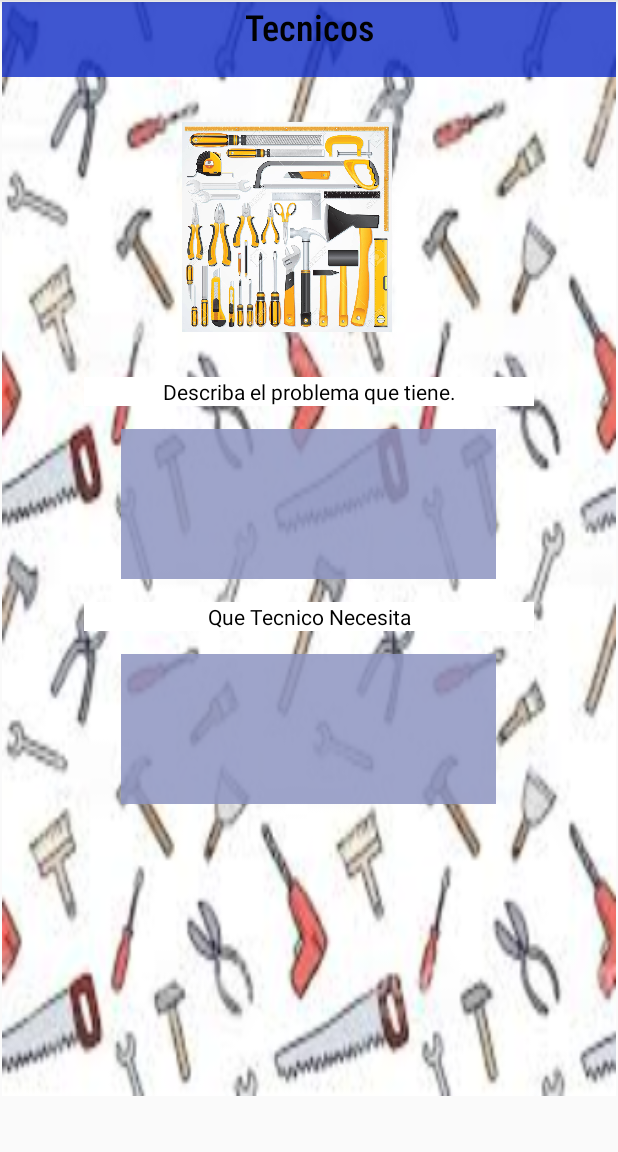
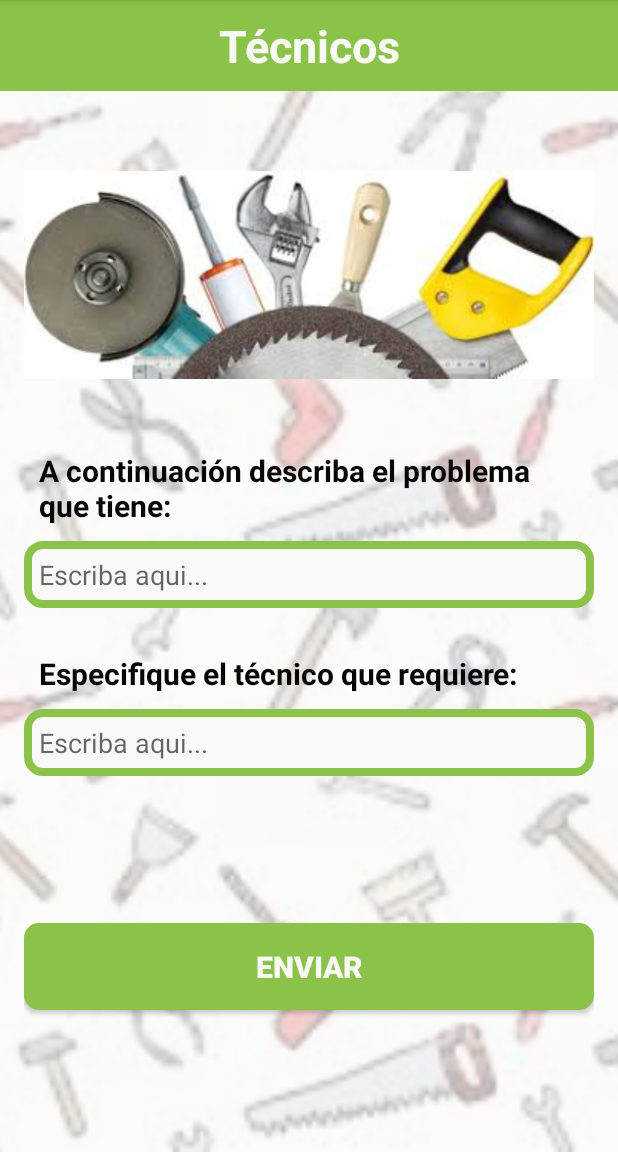
Before and after one commit to NicoDupleich2704/Proyecto1, an Android app: the TecnicosActivity screen opened directly, with no data from a screen before it, on a phone screen of 412 x 824 dp, the part 84-1236 px from its top. Run offline under Robolectric (Android 15) with nearby library versions, the phone set to English and light mode, and no system bars.

Commit message:
Tecnicos layout

```diff
--- a/app/src/main/res/layout/activity_acivity_doctores.xml
+++ b/app/src/main/res/layout/activity_acivity_doctores.xml
@@ -49,7 +49,7 @@
             <EditText
                 android:layout_width="match_parent"
                 android:layout_height="150dp"
-                android:hint="@string/DescrippcionSintomas"
+                android:hint="@string/Escribir_aqui"
                 android:inputType="text"
                 android:layout_marginBottom="20dp"
                 android:gravity="start"
--- a/app/src/main/res/layout/activity_tecnicos.xml
+++ b/app/src/main/res/layout/activity_tecnicos.xml
@@ -1,85 +1,122 @@
 <?xml version="1.0" encoding="utf-8"?>
-<androidx.constraintlayout.widget.ConstraintLayout xmlns:android="http://schemas.android.com/apk/res/android"
-    xmlns:app="http://schemas.android.com/apk/res-auto"
-    xmlns:tools="http://schemas.android.com/tools"
+<FrameLayout xmlns:android="http://schemas.android.com/apk/res/android"
     android:layout_width="match_parent"
-    android:layout_height="match_parent"
-    tools:context=".TecnicosActivity">
+    android:layout_height="match_parent">
+
+    <ImageView
+        android:layout_width="match_parent"
+        android:layout_height="match_parent"
+        android:src="@drawable/fondo_tecnico"
+        android:scaleType="centerCrop"/>
 
     <LinearLayout
-        android:layout_width="409dp"
-        android:layout_height="729dp"
-        android:layout_marginEnd="1dp"
-        android:layout_marginStart="1dp"
-        android:layout_marginTop="1dp"
-        android:background="@drawable/fondo_tecnico"
         android:orientation="vertical"
-        app:layout_constraintEnd_toEndOf="parent"
-        app:layout_constraintStart_toStartOf="parent"
-        app:layout_constraintTop_toTopOf="parent">
+        android:layout_width="match_parent"
+        android:layout_height="match_parent"
+        android:background="@color/colorSemiTransluscentFondo">
+
+        <TextView
+            android:layout_width="match_parent"
+            android:layout_height="wrap_content"
+            android:text="@string/TextoTecnicos"
+            android:textSize="@dimen/tamanio_letra_titulo"
+            android:background="@color/accentServicios"
+            android:textColor="@color/colorBlanco"
+            android:textStyle="bold"
+            android:gravity="center"
+            android:padding="@dimen/padding_titulo"/>
 
 
-        <TextView
-            android:id="@+id/txt_tecnicos"
+
+        <LinearLayout
             android:layout_width="match_parent"
-            android:layout_height="50dp"
-            android:background="#D01430C6"
-            android:fontFamily="sans-serif-condensed-medium"
-            android:text="@string/TextoTecnicos"
-            android:textAlignment="center"
-            android:textColor="#000000"
-            android:textSize="24sp" />
+            android:layout_height="match_parent"
+            android:orientation="vertical"
+            android:gravity="start"
+            android:padding="16dp">
 
-        <ImageView
-            android:id="@+id/imageView"
-            android:layout_width="380dp"
-            android:layout_height="200dp"
-            android:contentDescription="@string/DescripcionLogoTecnicos"
-            android:padding="30dp"
-            app:srcCompat="@drawable/herramientas" />
+            <ImageView
+                android:layout_width="match_parent"
+                android:layout_height="wrap_content"
+                android:src="@drawable/herr"
+                android:layout_gravity="center_horizontal"
+                android:layout_weight="1"/>
+
+            <LinearLayout
+                android:layout_width="match_parent"
+                android:layout_height="wrap_content"
+                android:orientation="vertical"
+                android:layout_weight="1"
+                android:gravity="center_horizontal">
+
+                <TextView
+                    android:layout_width="match_parent"
+                    android:layout_height="wrap_content"
+                    android:text="@string/TextoProblema"
+                    android:textColor="@color/colorNegro"
+                    android:textSize="20sp"
+                    android:textStyle="bold"
+                    android:gravity="start"
+                    android:layout_margin="10dp"/>
+
+                <EditText
+                    android:layout_width="match_parent"
+                    android:layout_height="wrap_content"
+                    android:hint="@string/Escribir_aqui"
+                    android:inputType="text"
+                    android:layout_marginBottom="20dp"
+                    android:gravity="start"
+                    android:background="@drawable/background_sintomas"
+                    android:padding="10dp"/>
 
 
-        <TextView
-            android:id="@+id/txt_ProblemaTec"
-            android:layout_width="300dp"
-            android:layout_height="wrap_content"
-            android:layout_gravity="center"
-            android:background="#FFFFFF"
-            android:text="@string/TextoProblema"
-            android:textAlignment="center"
-            android:textColor="#000000"
-            android:textSize="14sp"
-            app:drawableTint="#000000" />
 
-        <TextView
-            android:id="@+id/in_QueProblemTecnico"
-            android:layout_width="250dp"
-            android:layout_height="100dp"
-            android:layout_gravity="center"
-            android:layout_margin="15dp"
-            android:background="#DA8E95C1"
-            android:text="@string/InTecnicos" />
+                <TextView
+                    android:layout_width="match_parent"
+                    android:layout_height="wrap_content"
+                    android:text="@string/txt_queTecnico"
+                    android:textColor="@color/colorNegro"
+                    android:textSize="20sp"
+                    android:textStyle="bold"
+                    android:gravity="start"
+                    android:layout_margin="10dp"/>
 
-        <TextView
-            android:id="@+id/txt_CualTecnico"
-            android:layout_width="300dp"
-            android:layout_height="wrap_content"
-            android:layout_gravity="center"
-            android:background="#FFFFFF"
-            android:text="@string/txt_queTecnico"
-            android:textAlignment="center"
-            android:textColor="#000000"
-            android:textSize="14sp" />
+                <EditText
+                    android:layout_width="match_parent"
+                    android:layout_height="wrap_content"
+                    android:hint="@string/Escribir_aqui"
+                    android:inputType="text"
+                    android:layout_marginBottom="20dp"
+                    android:gravity="start"
+                    android:background="@drawable/background_sintomas"
+                    android:padding="10dp"/>
 
-        <TextView
-            android:id="@+id/in_QueTecnico"
-            android:layout_width="250dp"
-            android:layout_height="100dp"
-            android:layout_gravity="center"
-            android:layout_margin="15dp"
-            android:background="#DA8E95C1"
-            android:text="@string/InTecnicos" />
+            </LinearLayout>
+
+            <LinearLayout
+                android:layout_width="match_parent"
+                android:layout_height="wrap_content"
+                android:orientation="vertical"
+                android:layout_weight="1">
+
+                <Button
+                    android:id="@+id/boton_enviar"
+                    android:layout_width="match_parent"
+                    android:layout_height="wrap_content"
+                    android:text="@string/botonEnviar"
+                    android:background="@drawable/boton_background"
+                    android:textSize="20sp"
+                    android:padding="15dp"
+                    android:textColor="@color/colorBlanco"
+                    android:textStyle="bold"/>
+
+
+            </LinearLayout>
+
+
+
+        </LinearLayout>
 
 
     </LinearLayout>
-</androidx.constraintlayout.widget.ConstraintLayout>
+</FrameLayout>
--- a/app/src/main/res/values/strings.xml
+++ b/app/src/main/res/values/strings.xml
@@ -36,16 +36,16 @@
 
     //doctores
     <string name="TXT_Sintomas">"A continuación describa sus síntomas:"</string>
-    <string name="DescrippcionSintomas">"Escriba aqui..."</string>
+    <string name="Escribir_aqui">"Escriba aqui..."</string>
     <string name="SeleccioneEspecialidad">"A continuación seleccione el especialista:"</string>
     <string name="TextoDoctore">"Médicos"</string>
     <string name="botonEnviar">"Enviar"</string>
 
     //tecnicos
-    <string name="TextoTecnicos">"Tecnicos"</string>
-    <string name="TextoProblema">"Describa el problema que tiene."</string>
+    <string name="TextoTecnicos">"Técnicos"</string>
+    <string name="TextoProblema">"A continuación describa el problema que tiene:"</string>
     <string name="InTecnicos">""</string>
-    <string name="txt_queTecnico">"Que Tecnico Necesita"</string>
+    <string name="txt_queTecnico">"Especifique el técnico que requiere:"</string>
     <string name="DescripcionLogoTecnicos">""</string>
 
 
```
Also changed, not shown: app/src/main/res/drawable/herr.jpg (added).
